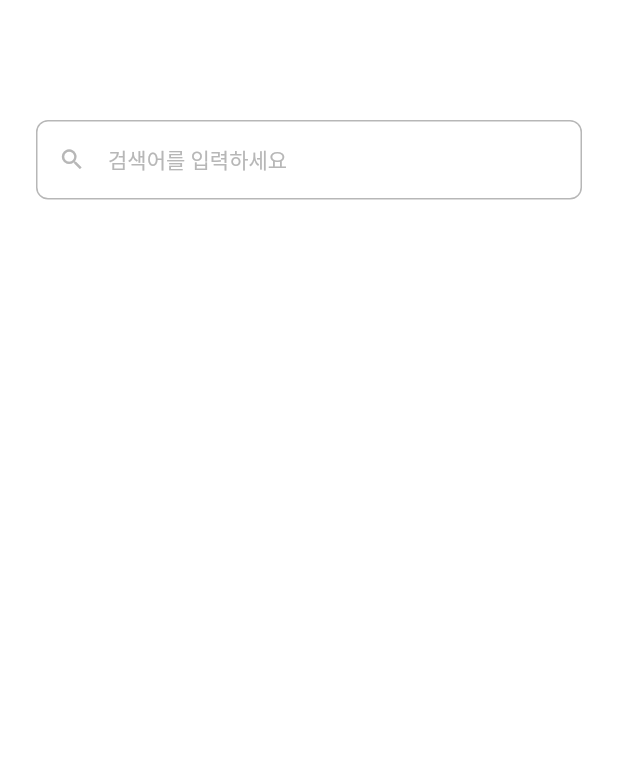
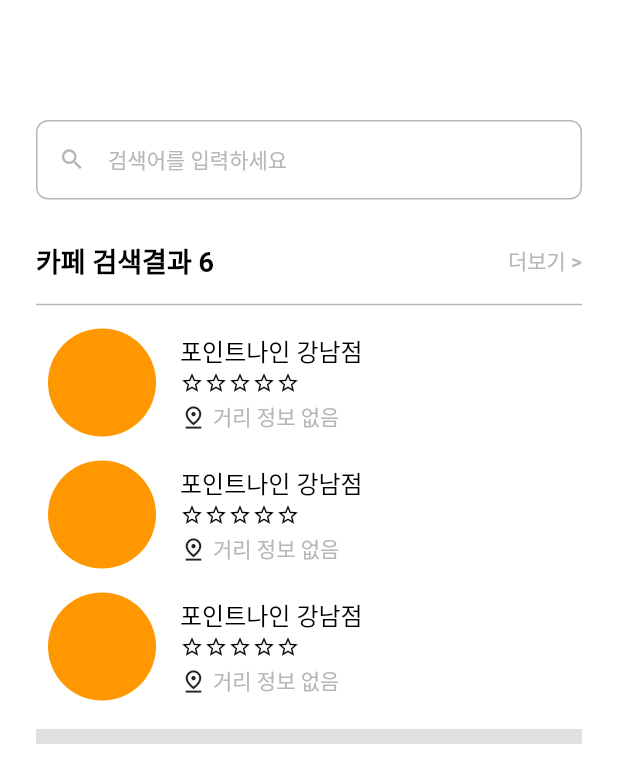
Before and after one commit to pebbla/ask-watson-app, a Flutter app: the SearchScreen screen opened directly, on a phone screen of 412 x 824 dp. Shown: the top 783 px of the screen. Run offline on Flutter 3.47's test engine with Material 2 defaults, Android fonts, the phone set to English and light mode, and no system bars; our stand-ins replace dio, logger; missing offline and left inert: flutter_naver_login, kakao_flutter_sdk_user.

Commit message:
feat: 카페 검색결과 UI

```diff
--- a/lib/src/presentation/search/search_screen.dart
+++ b/lib/src/presentation/search/search_screen.dart
@@ -1,6 +1,10 @@
+import 'dart:math';
+
 import 'package:ask_watson_app/src/config/theme/colors.dart';
 import 'package:ask_watson_app/src/config/theme/text_style.dart';
+import 'package:ask_watson_app/src/data/model/cafe.dart';
 import 'package:ask_watson_app/src/presentation/search/search_view_model.dart';
+import 'package:ask_watson_app/src/presentation/widget/star_widget.dart';
 import 'package:flutter/material.dart';
 import 'package:provider/provider.dart';
 
@@ -29,6 +33,8 @@
             child: Column(
               children: [
                 _searchTextField(viewModel),
+                _cafeList(viewModel.cafeList),
+                Divider(thickness: 10,)
               ],
             ),
           ),
@@ -66,4 +72,78 @@
       ),
     );
   }
+
+  // 카페 리스트
+  Widget _cafeList(List<Cafe> cafeList) {
+    return Container(
+      padding: EdgeInsets.only(top: 24, bottom: 8),
+      child: Column(
+        children: [
+          Row(
+            mainAxisSize: MainAxisSize.max,
+            mainAxisAlignment: MainAxisAlignment.spaceBetween,
+            children: [
+              Text("카페 검색결과 ${cafeList.length}",
+                  style: MyTextStyle.black18w600),
+              cafeList.length > 0 ? Text("더보기 >", style: MyTextStyle.grey14w500) : Container(),
+            ],
+          ),
+          Padding(padding: EdgeInsets.all(4)),
+          Divider(thickness: 1, color: MyColor.grey),
+
+
+          // // 카페 리스트 보기
+          ListView.builder(
+            shrinkWrap: true,
+            itemCount: min(3, cafeList.length),
+            itemBuilder: (BuildContext context, index) {
+            return _cafeitem(cafeList[index]);
+          })
+        ],
+      ),
+    );
+  }
+
+  // 카페 아이템
+  Widget _cafeitem(Cafe cafe) {
+    return Container(
+      padding: EdgeInsets.symmetric(horizontal: 8),
+      height: 88,
+      child: Row(
+        crossAxisAlignment: CrossAxisAlignment.center,
+        children: [
+          Container(
+            width: 72,
+            height: 72,
+            decoration:
+                BoxDecoration(color: Colors.orange, shape: BoxShape.circle),
+            // TODO 여기에 사진 넣기
+            child: Container(),
+          ),
+          Padding(padding: EdgeInsets.all(8)),
+          Column(
+            mainAxisSize: MainAxisSize.min,
+            crossAxisAlignment: CrossAxisAlignment.start,
+            children: [
+              Text("${cafe.name ?? '포인트나인 강남점'}",
+                  style: MyTextStyle.black16w500),
+              Padding(padding: EdgeInsets.all(1)),
+              StarWidget(
+                  rating: double.parse((cafe.name ?? 0).toString()),
+                  color: MyColor.black),
+              Padding(padding: EdgeInsets.all(2)),
+              // TODO 현재 위치로부터 떨어져 있는 거리
+              Row(
+                children: [
+                  Icon(Icons.pin_drop_outlined, size: 18),
+                  Padding(padding: EdgeInsets.all(2)),
+                  Text("거리 정보 없음", style: MyTextStyle.grey14w500)
+                ],
+              ),
+            ],
+          ),
+        ],
+      ),
+    );
+  }
 }
--- a/lib/src/presentation/search/search_view_model.dart
+++ b/lib/src/presentation/search/search_view_model.dart
@@ -1,3 +1,5 @@
+import 'package:ask_watson_app/src/data/model/cafe.dart';
+import 'package:ask_watson_app/src/data/model/theme.dart' as m;
 import 'package:ask_watson_app/src/data/repository/cafe_repository_impl.dart';
 import 'package:ask_watson_app/src/data/repository/theme_repository_impl.dart';
 import 'package:ask_watson_app/src/domain/use_case/cafe_use_case.dart';
@@ -9,12 +11,17 @@
   CafeUseCase _cafeUseCase = CafeUseCase(CafeRepositoryImpl());
   ThemeUseCase _themeUseCase = ThemeUseCase(ThemeRepositoryImpl());
 
+  List<Cafe> _cafeList = [Cafe(), Cafe(),Cafe(),Cafe(),Cafe(),Cafe(),];
+  List<Cafe> get cafeList => _cafeList;
+
+  List<m.Theme> _themeList = [];
+  List<m.Theme> get themeList => _themeList;
+
   void onChanged(String text){
     print("on Changed 함수가 불렸습니다.");
     // TODO : debounce 적용
     _cafeUseCase.getCafeListBySearch(text);
     _themeUseCase.getThemeListBySearch(text);
-
   }
 
 }
```
